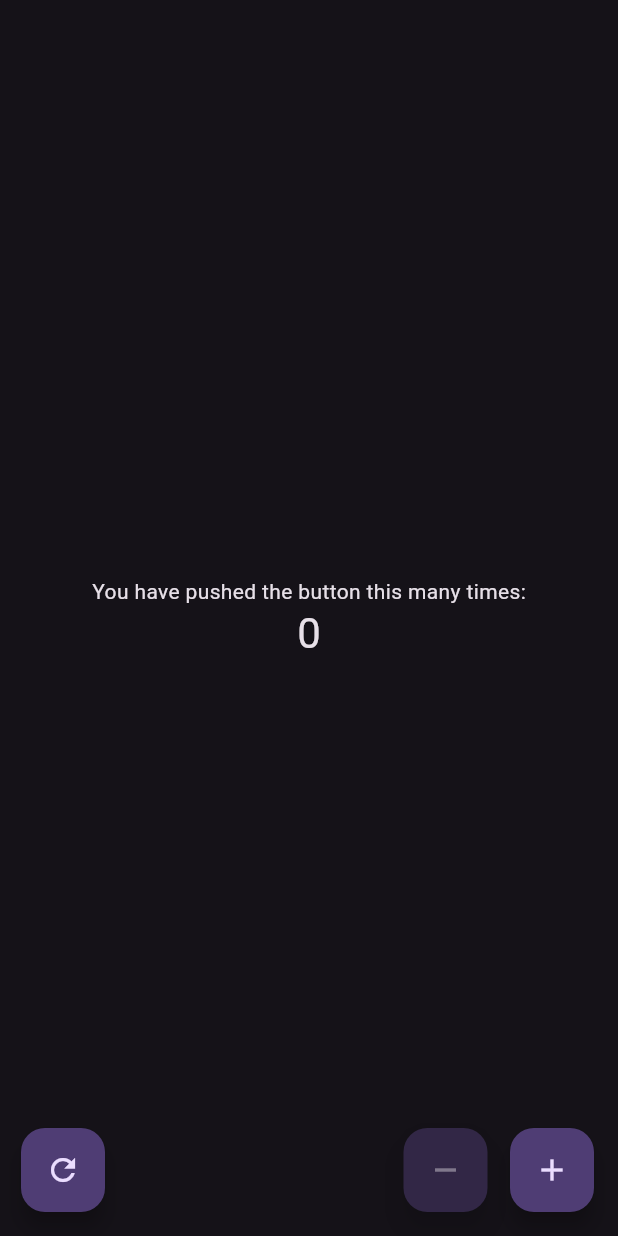
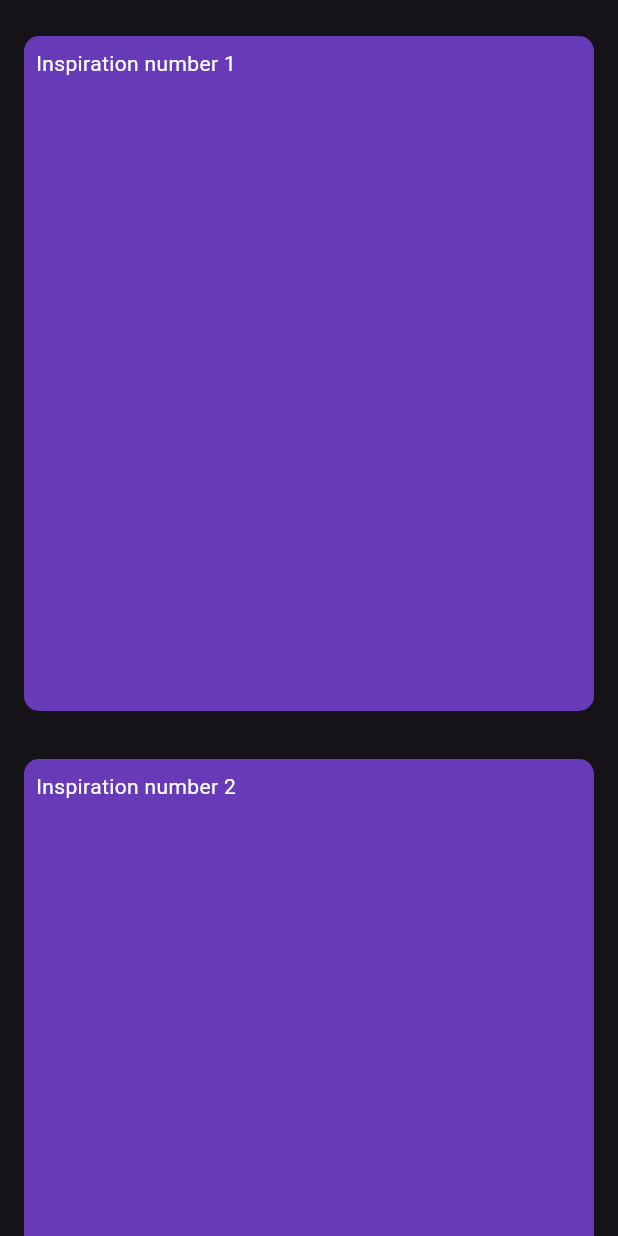
Before and after one commit to StichSync/stichsync, a Flutter app: the Inspirations screen opened directly, on a phone screen of 412 x 824 dp. Run offline on Flutter 3.47's test engine with Material 3 defaults, Android fonts, the phone set to English and light mode, and no system bars.

Commit message:
created app skeleton

```diff
--- a/lib/views/inspirations.dart
+++ b/lib/views/inspirations.dart
@@ -1,89 +1,44 @@
 import 'package:flutter/material.dart';
-import 'package:stichsync/config/theme_config.dart';
 
 // This page will be something similar to linkedIn feed.
 // The user can scroll trough the app, and posts they see will
 // contain crochet ideas that the user can save, like, dislike, comment
-class Inspirations extends StatefulWidget {
+class Inspirations extends StatelessWidget {
   const Inspirations({super.key});
 
-  @override
-  State<Inspirations> createState() => _InspirationsState();
-}
-
-class _InspirationsState extends State<Inspirations> {
-  int _counter = 0;
-
-  void _incrementCounter() {
-    setState(() {
-      _counter++;
-    });
-  }
-
-  void _decrementCounter() {
-    setState(() {
-      if (_counter > 0) {
-        _counter--;
-      }
-    });
-  }
-
-  void _resetCounter() {
-    setState(() {
-      _counter = 0;
-    });
+  Widget generatePost(int index) {
+    return Padding(
+      padding: const EdgeInsets.all(16.0),
+      child: SizedBox(
+        width: 300,
+        height: 450,
+        child: DecoratedBox(
+          decoration: BoxDecoration(
+            color: Colors.deepPurple,
+            borderRadius: BorderRadius.circular(10),
+          ),
+          child: Padding(
+            padding: const EdgeInsets.all(8.0),
+            child: Text(
+              'Inspiration number $index',
+              style: const TextStyle(color: Colors.white),
+            ),
+          ),
+        ),
+      ),
+    );
   }
 
   @override
   Widget build(BuildContext context) {
     return Scaffold(
-      body: Center(
-        child: Column(
-          mainAxisAlignment: MainAxisAlignment.center,
-          children: <Widget>[
-            const Text(
-              'You have pushed the button this many times:',
-            ),
-            Text(
-              '$_counter',
-              style: Theme.of(context).textTheme.headlineMedium,
-            ),
-          ],
-        ),
-      ),
-      floatingActionButton: Padding(
-        padding: const EdgeInsets.only(left: 30),
-        child: Row(
-          mainAxisAlignment: MainAxisAlignment.spaceBetween,
-          children: <Widget>[
-            FloatingActionButton(
-              onPressed: _resetCounter,
-              tooltip: 'Reset',
-              child: const Icon(Icons.refresh),
-            ),
-            Row(
-              mainAxisSize: MainAxisSize.min,
-              children: <Widget>[
-                // todo: create a button component with animations already applied
-                AnimatedOpacity(
-                  opacity: _counter > 0 ? 1.0 : 0.5,
-                  duration: ThemeConfig.buttonDuration,
-                  curve: ThemeConfig.buttonCurve,
-                  child: FloatingActionButton(
-                    onPressed: _counter > 0 ? _decrementCounter : null,
-                    tooltip: 'Decrement',
-                    child: const Icon(Icons.remove),
-                  ),
-                ),
-                const SizedBox(width: 15),
-                FloatingActionButton(
-                  onPressed: _incrementCounter,
-                  tooltip: 'Increment',
-                  child: const Icon(Icons.add),
-                )
-              ],
-            )
-          ],
+      body: Padding(
+        padding: const EdgeInsets.only(top: 8.0),
+        child: ListView.builder(
+          itemCount: 3,
+          itemBuilder: (context, index) {
+            return generatePost(index + 1);
+          },
         ),
       ),
     );
--- a/lib/views/saved.dart
+++ b/lib/views/saved.dart
@@ -10,6 +10,10 @@ class Saved extends StatelessWidget {
 
   @override
   Widget build(BuildContext context) {
-    throw UnimplementedError();
+    return const Scaffold(
+      body: Center(
+        child: Text("\"Saved\" page!"),
+      ),
+    );
   }
 }
```
Also changed, not shown: lib/main.dart (+6 -1 lines), lib/views/my_stuff.dart (+80 -2 lines), lib/views/settings/my_account.dart (added, +11 -0 lines), lib/views/settings/settings.dart (added, +13 -0 lines), lib/services/data_access/auth.dart (added), lib/services/state/auth_state.dart (added).
